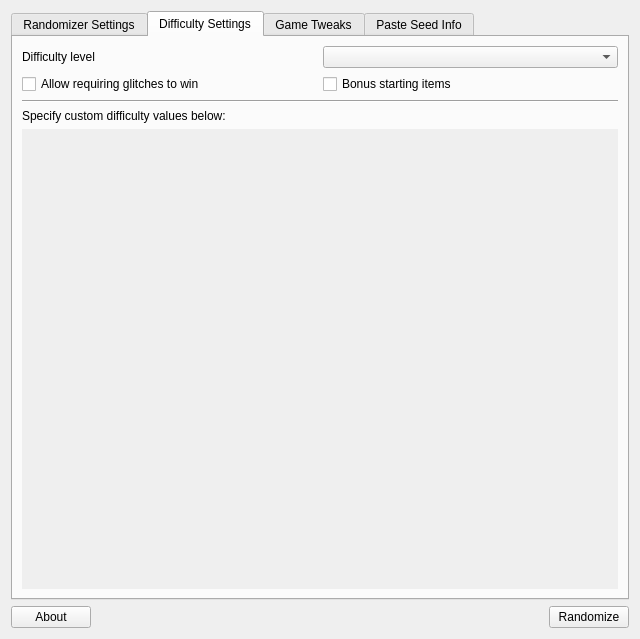
This is randomizer.ui in LagoLunatic/dsvrandom as Qt 5 draws it before an edit. The edited form follows.
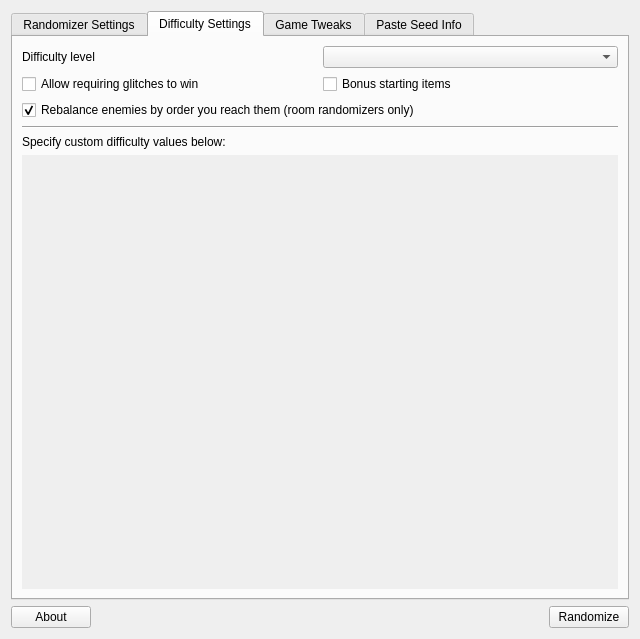
This is the edited form. The open tabs and pages were chosen to show the change. Icons and pictures are not drawn.

Commit message: Add option to disable room rando enemy rebalancing

The edit to the form file:
```diff
--- a/randomizer.ui
+++ b/randomizer.ui
@@ -454,6 +454,23 @@
          </item>
         </layout>
        </item>
+       <item>
+        <layout class="QHBoxLayout" name="horizontalLayout_7">
+         <item>
+          <widget class="QCheckBox" name="rebalance_enemies_in_room_rando">
+           <property name="toolTip">
+            <string>Balances enemy and boss difficulty around the order you will reach them, as opposed to how difficult they were in the vanilla game. (Has no effect if all room randomizer options are off.)</string>
+           </property>
+           <property name="text">
+            <string>Rebalance enemies by order you reach them (room randomizers only)</string>
+           </property>
+           <property name="checked">
+            <bool>true</bool>
+           </property>
+          </widget>
+         </item>
+        </layout>
+       </item>
        <item>
         <widget class="Line" name="line">
          <property name="orientation">
@@ -481,8 +498,8 @@
            <rect>
             <x>0</x>
             <y>0</y>
-            <width>100</width>
-            <height>30</height>
+            <width>590</width>
+            <height>407</height>
            </rect>
           </property>
           <layout class="QFormLayout" name="formLayout_5">
```
Left out of the diff: 1 changed line with no effect on the pictures. The commit also changes 3 other files.
